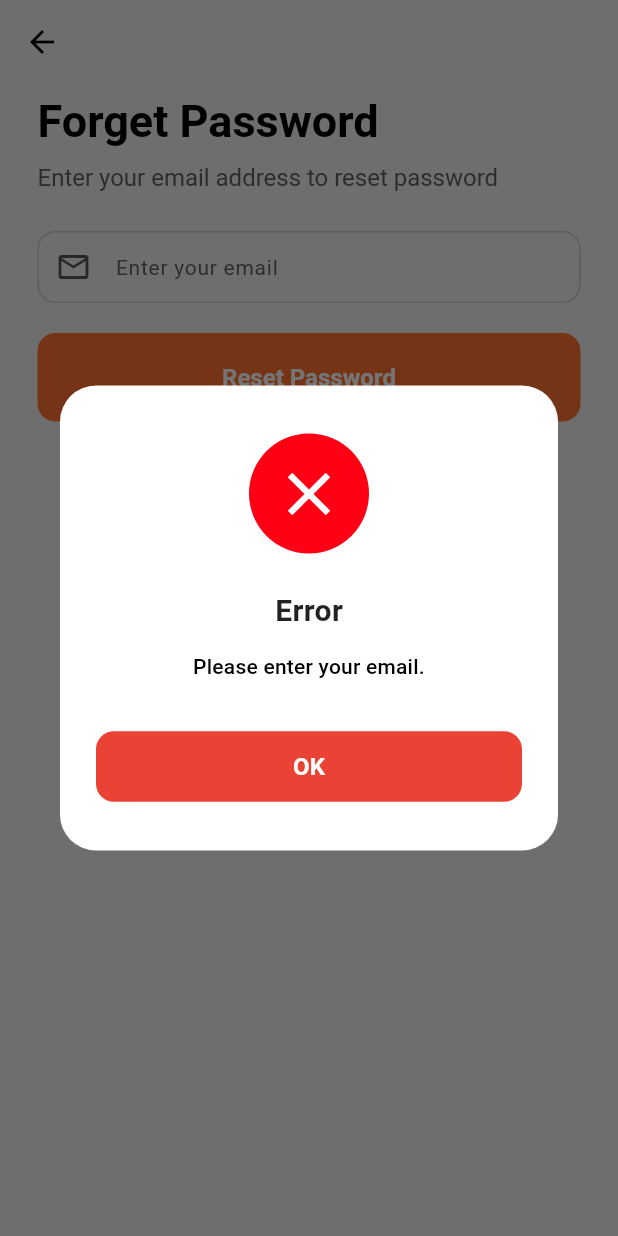
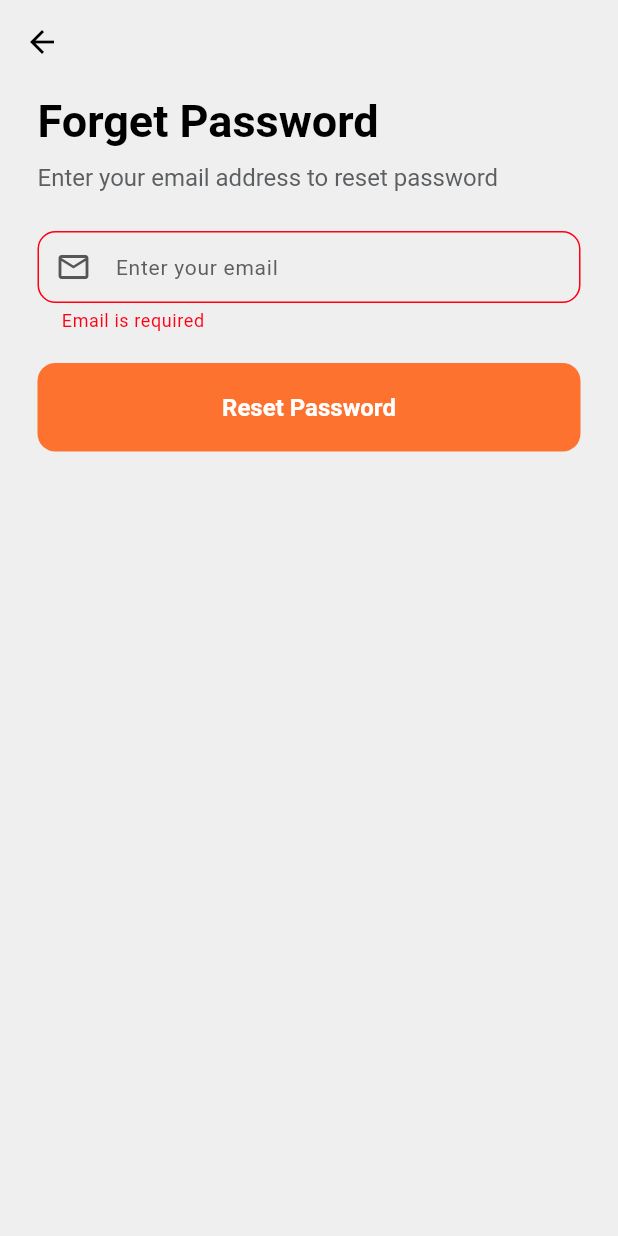
Before and after one commit to chloe2565/fyp, a Flutter app: the ForgetPasswordScreen screen opened directly, after a tap on "Reset Password", on a phone screen of 412 x 824 dp. Run offline on Flutter 3.47's test engine with Material 3 defaults, Android fonts, the light colour scheme and no system bars; our stand-ins replace cloud_firestore, cloud_functions, device_info_plus, firebase_auth, firebase_core, firebase_messaging and 16 more; missing offline and left inert: flutter_stripe, osm_nominatim; accounts and stored records are empty; Roboto replaces fonts that are missing (Plus Jakarta Sans, Poppins); project files that could hold a hidden picture were left out; key blocks and very long unbroken strings in the code were emptied for the run.

Commit message:
update email validation

```diff
--- a/lib/forgetPassword.dart
+++ b/lib/forgetPassword.dart
@@ -1,6 +1,7 @@
 import 'package:firebase_auth/firebase_auth.dart';
 import 'package:flutter/material.dart';
 import '../../shared/helper.dart';
+import 'login.dart';
 
 class ForgetPasswordScreen extends StatelessWidget {
   const ForgetPasswordScreen({super.key});
@@ -25,12 +26,15 @@ class ForgetPasswordList extends StatefulWidget {
 }
 
 class ForgetPasswordListState extends State<ForgetPasswordList> {
+  final GlobalKey<FormState> formKey = GlobalKey<FormState>();
   final TextEditingController emailController = TextEditingController();
   bool isLoading = false;
 
   @override
   Widget build(BuildContext context) {
     return SingleChildScrollView(
+      child: Form(
+        key: formKey,
         child: Padding(
           padding: const EdgeInsets.symmetric(horizontal: 25, vertical: 5),
           child: Column(
@@ -50,26 +54,16 @@ class ForgetPasswordListState extends State<ForgetPasswordList> {
               const SizedBox(height: 25),
 
               // Email input field
-            Focus(
-              child: Builder(
-                builder: (BuildContext context) {
-                  final bool hasFocus = Focus.of(context).hasFocus;
-                  return TextFormField(
+              TextFormField(
                 controller: emailController,
                 keyboardType: TextInputType.emailAddress,
+                validator: Validator.validateEmail,
+                autovalidateMode: AutovalidateMode.onUserInteraction,
                 decoration: InputDecoration(
                   labelText: 'Enter your email',
-                      prefixIcon: Icon(
-                        Icons.email_outlined,
-                        color: hasFocus
-                            ? Theme.of(context).colorScheme.primaryContainer
-                            : Theme.of(context).colorScheme.onSurfaceVariant,
-                      ),
+                  prefixIcon: const Icon(Icons.email_outlined),
                 ),
                 style: Theme.of(context).textTheme.bodySmall,
-                  );
-                },
-              ),
               ),
               const SizedBox(height: 20),
 
@@ -87,20 +81,16 @@ class ForgetPasswordListState extends State<ForgetPasswordList> {
             ],
           ),
         ),
+      ),
     );
   }
 
   Future<void> resetPassword() async {
-    final email = emailController.text.trim();
-    if (email.isEmpty) {
-      showErrorDialog(
-        context,
-        title: 'Error',
-        message: "Please enter your email.",
-      );
+    if (!formKey.currentState!.validate()) {
       return;
     }
 
+    final email = emailController.text.trim();
     setState(() => isLoading = true);
 
     try {
@@ -111,8 +101,9 @@ class ForgetPasswordListState extends State<ForgetPasswordList> {
         message: 'A password reset link has been sent to your email.',
         primaryButtonText: 'Login',
         onPrimary: () {
-          Navigator.of(context).pop(); // Close dialog
-          Navigator.of(context).pop(); // Go back from ForgetPassword screen
+          Navigator.of(context).pushReplacement(
+            MaterialPageRoute(builder: (context) => const LoginScreen()),
+          );
         },
       );
     } on FirebaseAuthException catch (e) {
@@ -125,4 +116,10 @@ class ForgetPasswordListState extends State<ForgetPasswordList> {
       setState(() => isLoading = false);
     }
   }
+
+  @override
+  void dispose() {
+    emailController.dispose();
+    super.dispose();
   }
+}
```
Lines whose indentation alone changed are shown as unchanged.
